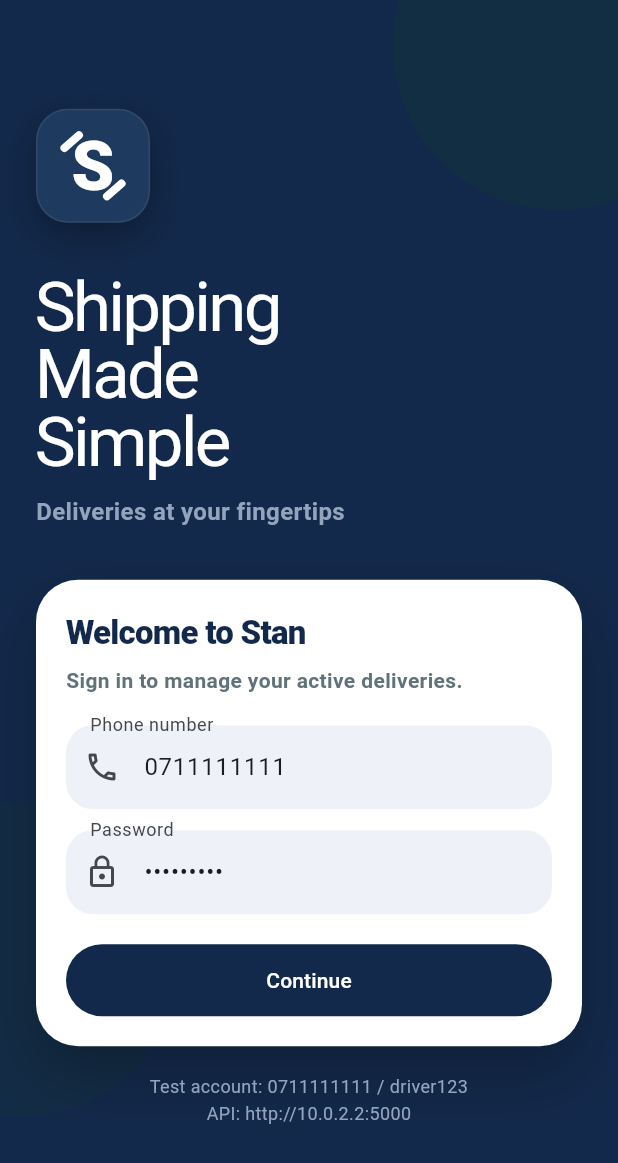
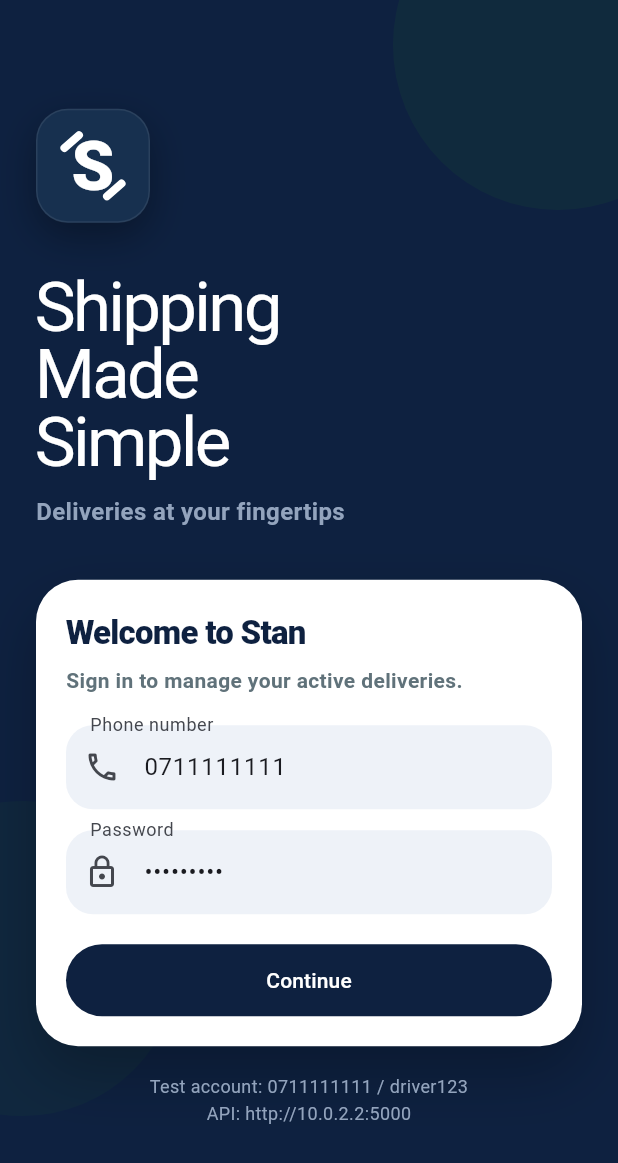
Before and after one commit to peter-tabani/logistics-system, a Flutter app: the screen it shows after launch, on a phone screen of 412 x 824 dp. Shown: the top 1163 px of the screen. Run offline on Flutter 3.47's test engine with Material 3 defaults, Android fonts, the phone set to English and light mode, and no system bars; our stand-ins replace flutter_map, geolocator, google_maps_flutter, latlong2, shared_preferences.

Commit message:
Darken navy palette a notch (#0E2140 primary, #17304F panel)
Co-Authored-By: Claude Opus 4.8 (1M context) <noreply@anthropic.com>

```diff
--- a/driver_app/lib/main.dart
+++ b/driver_app/lib/main.dart
@@ -21,8 +21,8 @@ const Duration apiRequestTimeout = Duration(seconds: 12);
 // The native Maps SDK key also lives in android/local.properties (MAPS_API_KEY).
 const String googleMapsApiKey = String.fromEnvironment('GOOGLE_MAPS_API_KEY');
 const bool useGoogleMaps = googleMapsApiKey != '';
-const Color stanDark = Color(0xFF13294B); // deep navy blue (primary)
-const Color stanPanel = Color(0xFF1E3A5F); // lifted navy panel
+const Color stanDark = Color(0xFF0E2140); // deep navy blue (primary)
+const Color stanPanel = Color(0xFF17304F); // lifted navy panel
 const Color stanSurface = Color(0xFFEEF2F8); // light app background
 const Color stanMuted = Color(0xFF93A4BD); // muted blue-grey on navy
 const LatLng defaultMapCenter = LatLng(-1.286389, 36.817223);
```
Also changed, not shown: driver_app/stan_now.png, 1 other file.
